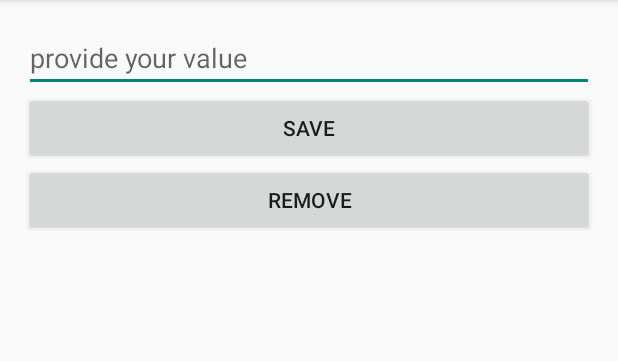
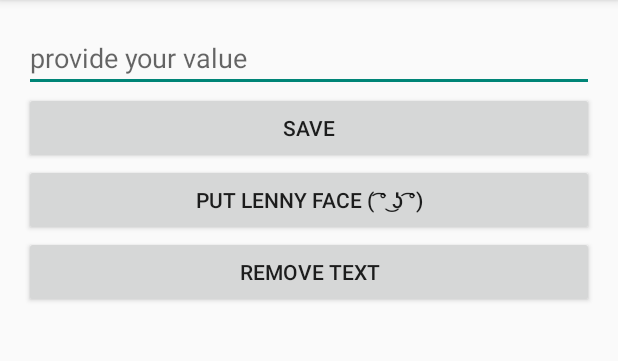
Before and after one commit to pwittchen/prefser, an Android app: the screen it shows after launch (MainActivity), after a tap on "SAVE", on a phone screen of 412 x 824 dp, the part 84-445 px from its top. Run offline under Robolectric (Android 15) with nearby library versions, the light colour scheme and no system bars; our stand-ins replace ButterKnife; libraries missing offline, so code that uses them is left out: rx.android.schedulers, rx.functions, rx.schedulers; 1 statement that could not run was skipped.

Commit message:
adding RxJava Observables for SharedPreferences

```diff
--- a/app/build.gradle
+++ b/app/build.gradle
@@ -21,5 +21,7 @@ android {
 
 dependencies {
     compile 'com.android.support:appcompat-v7:21.0.3'
+    compile 'com.jakewharton:butterknife:6.1.0'
+    compile 'io.reactivex:rxandroid:0.24.0'
     compile project(':library')
 }
--- a/app/src/main/java/com/github/pwittchen/prefser/app/MainActivity.java
+++ b/app/src/main/java/com/github/pwittchen/prefser/app/MainActivity.java
@@ -17,12 +17,19 @@ package com.github.pwittchen.prefser.app;
 
 import android.os.Bundle;
 import android.support.v7.app.ActionBarActivity;
-import android.view.View;
-import android.widget.Button;
 import android.widget.EditText;
+import android.widget.Toast;
 
 import com.github.pwittchen.prefser.R;
 import com.github.pwittchen.prefser.library.Prefser;
+
+import butterknife.ButterKnife;
+import butterknife.InjectView;
+import butterknife.OnClick;
+import rx.Subscription;
+import rx.android.schedulers.AndroidSchedulers;
+import rx.functions.Action1;
+import rx.schedulers.Schedulers;
 
 /**
  * This is simple exemplary app, which shows basic usage of Prefser,
@@ -31,36 +38,58 @@ import com.github.pwittchen.prefser.library.Prefser;
 public class MainActivity extends ActionBarActivity {
 
     private Prefser prefser;
-    private EditText value;
-    private Button save;
-    private Button remove;
+    private final static String MY_KEY = "MY_KEY";
+    private Subscription subscription;
+
+    @InjectView(R.id.value)
+    protected EditText value;
 
     @Override
     protected void onCreate(Bundle savedInstanceState) {
         super.onCreate(savedInstanceState);
         setContentView(R.layout.activity_main);
+        ButterKnife.inject(this);
         prefser = new Prefser(this);
-        value = (EditText) findViewById(R.id.value);
-        save = (Button) findViewById(R.id.save);
-        remove = (Button) findViewById(R.id.remove);
+    }
 
-        final String myKey = "myKey";
-        final String myValue = prefser.get(myKey, String.class, "");
-        value.setText(myValue);
+    @Override
+    protected void onResume() {
+        super.onResume();
 
-        save.setOnClickListener(new View.OnClickListener() {
-            @Override
-            public void onClick(View v) {
-                prefser.put(myKey, value.getText().toString());
-            }
-        });
+        value.setText(prefser.get(MY_KEY, String.class, ""));
 
-        remove.setOnClickListener(new View.OnClickListener() {
-            @Override
-            public void onClick(View v) {
-                prefser.remove(myKey);
-                value.setText(prefser.get(myKey, String.class, ""));
-            }
-        });
+        subscription = prefser.fromDefaultPreferences()
+                .observeOn(AndroidSchedulers.mainThread())
+                .subscribeOn(Schedulers.io())
+                .subscribe(new Action1<String>() {
+                    @Override
+                    public void call(String key) {
+                        if (key.equals(MY_KEY)) {
+                            value.setText(prefser.get(key, String.class, ""));
+                            Toast.makeText(MainActivity.this, String.format("value in %s changed", MY_KEY), Toast.LENGTH_SHORT).show();
+                        }
+                    }
+                });
+    }
+
+    @Override
+    protected void onPause() {
+        super.onPause();
+        subscription.unsubscribe();
+    }
+
+    @OnClick(R.id.save)
+    public void onSaveClicked() {
+        prefser.put(MY_KEY, value.getText().toString());
+    }
+
+    @OnClick(R.id.put_lenny_face)
+    public void onPutLennyFaceClicked() {
+        prefser.put(MY_KEY, "Hi! I'm Lenny ( ͡° ͜ʖ ͡°)");
+    }
+
+    @OnClick(R.id.remove)
+    public void onRemoveClicked() {
+        prefser.remove(MY_KEY);
     }
 }
--- a/app/src/main/res/layout/activity_main.xml
+++ b/app/src/main/res/layout/activity_main.xml
@@ -22,8 +22,15 @@
         android:text="@string/save" />
 
     <Button
+        android:id="@+id/put_lenny_face"
+        android:layout_width="match_parent"
+        android:layout_height="wrap_content"
+        android:layout_below="@+id/save"
+        android:text="@string/put_lenny_face" />
+
+    <Button
         android:id="@+id/remove"
-        android:layout_below="@id/save"
+        android:layout_below="@id/put_lenny_face"
         android:layout_width="match_parent"
         android:layout_height="wrap_content"
         android:text="@string/remove"/>
--- a/app/src/main/res/values/strings.xml
+++ b/app/src/main/res/values/strings.xml
@@ -2,5 +2,6 @@
     <string name="app_name">prefser</string>
     <string name="provide_your_value">provide your value</string>
     <string name="save">save</string>
-    <string name="remove">remove</string>
+    <string name="remove">remove text</string>
+    <string name="put_lenny_face">put lenny face ( ͡° ͜ʖ ͡°)</string>
 </resources>
--- a/library/build.gradle
+++ b/library/build.gradle
@@ -20,4 +20,5 @@ android {
 
 dependencies {
     compile 'com.google.code.gson:gson:2.3.1'
+    compile 'io.reactivex:rxjava:1.0.7'
 }
--- a/library/src/main/java/com/github/pwittchen/prefser/library/Prefser.java
+++ b/library/src/main/java/com/github/pwittchen/prefser/library/Prefser.java
@@ -24,6 +24,9 @@ import com.google.gson.Gson;
 import java.util.HashMap;
 import java.util.Map;
 
+import rx.Observable;
+import rx.Subscriber;
+
 /**
  * Prefser is a wrapper for Android SharedPreferences with object serialization.
  * <p/>
@@ -43,6 +46,7 @@ public final class Prefser {
     private final SharedPreferences.Editor editor;
     private final Map<Class, Getter> getters = new HashMap<>();
     private final Gson gson = new Gson();
+    private SharedPreferences.OnSharedPreferenceChangeListener onChangeListener;
 
     private interface Getter {
         <T> T get(String key, Class classOfT, T defaultValue);
@@ -67,7 +71,7 @@ public final class Prefser {
         checkNotNull(sharedPreferences, "sharedPreferences == null");
         this.preferences = sharedPreferences;
         this.editor = preferences.edit();
-        putGetters();
+        createMapOfGetters();
     }
 
     /**
@@ -81,7 +85,7 @@ public final class Prefser {
     }
 
     /**
-     * gets value from shared preferences with a given key and type
+     * gets value from shared preferences with a given key and type,
      * default value is set to null
      *
      * @param key      key of the preference
@@ -122,6 +126,46 @@ public final class Prefser {
         } else {
             return defaultValue;
         }
+    }
+
+    /**
+     * returns RxJava Observable from default SharedPreferences
+     * used inside Prefser object.
+     * You can subscribe this Observable and every time,
+     * when SharedPreferences will change, subscriber will be notified
+     * about that (e.g. in call() method) and you will be able to read
+     * key of the value, which has been changed
+     *
+     * @return Observable with String containing key of the value in default sharedPreferences
+     */
+    public Observable<String> fromDefaultPreferences() {
+        return from(preferences);
+    }
+
+    /**
+     * returns RxJava Observable from SharedPreferences.
+     * You can subscribe this Observable and every time,
+     * when SharedPreferences will change, subscriber will be notified
+     * about that (e.g. in call() method) and you will be able to read
+     * key of the value, which has been changed
+     *
+     * @param sharedPreferences instance of SharedPreferences to be observed
+     * @return Observable with String containing key of the value in sharedPreferences
+     */
+    public Observable<String> from(final SharedPreferences sharedPreferences) {
+        return Observable.create(new Observable.OnSubscribe<String>() {
+            @Override
+            public void call(final Subscriber<? super String> subscriber) {
+                onChangeListener = new SharedPreferences.OnSharedPreferenceChangeListener() {
+                    @Override
+                    public void onSharedPreferenceChanged(SharedPreferences sharedPreferences, String key) {
+                        subscriber.onNext(key);
+                    }
+                };
+
+                sharedPreferences.registerOnSharedPreferenceChangeListener(onChangeListener);
+            }
+        });
     }
 
     /**
@@ -175,7 +219,7 @@ public final class Prefser {
         return preferences.getAll().size();
     }
 
-    private void putGetters() {
+    private void createMapOfGetters() {
         getters.put(Boolean.class, new Getter() {
             @Override
             public <T> T get(String key, Class classOfT, T defaultValue) {
```
Also changed, not shown: 3 other files.
